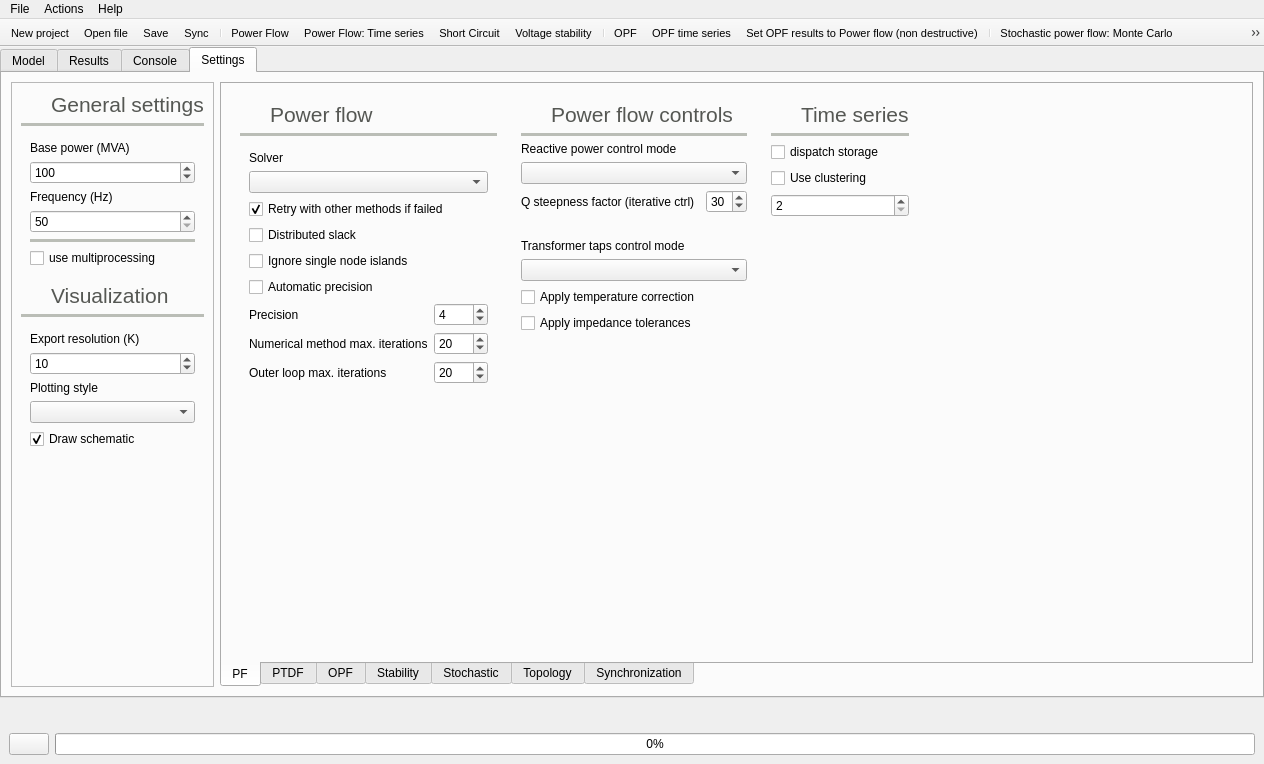
SanPen/GridCal, file src/GridCal/Gui/Main/MainWindow.ui: the form before one commit.
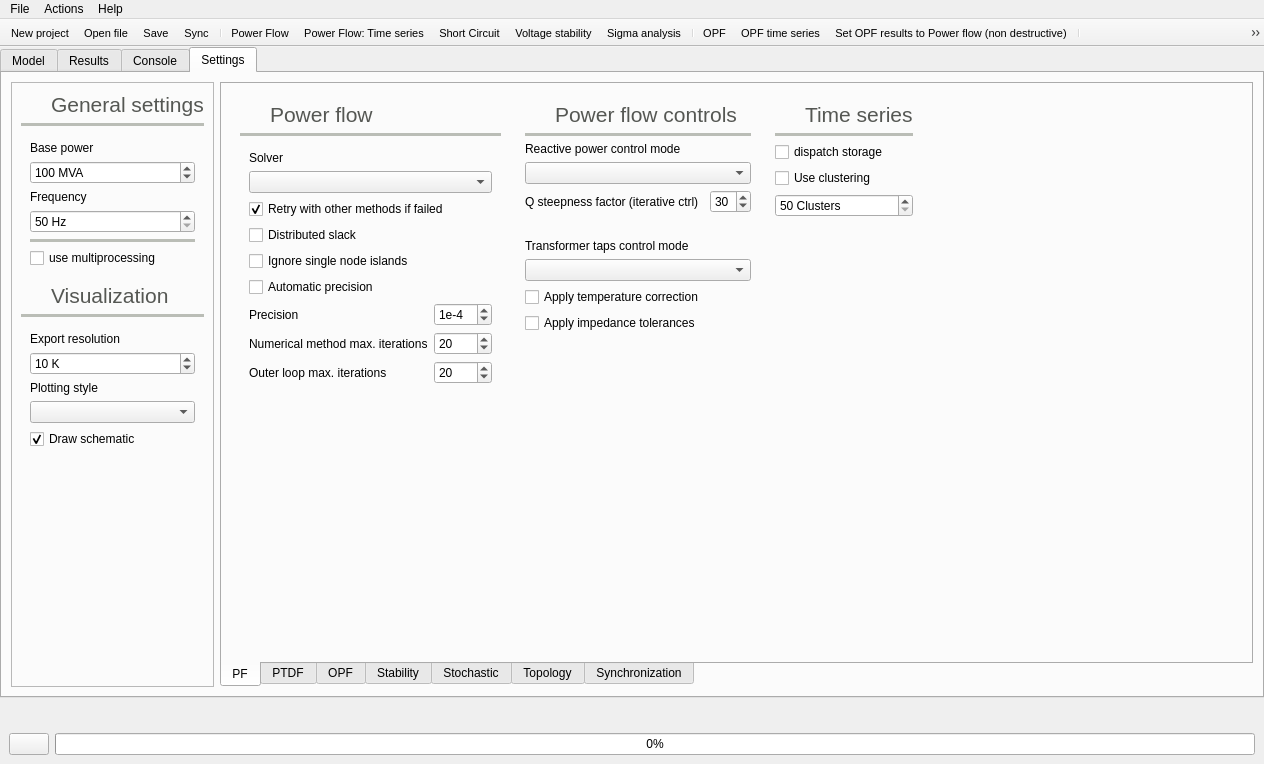
The form after the commit. The open tabs and pages were chosen to show the change. Icons and pictures are not drawn.

Commit message: Added sigma analysis

Diff of the .ui file:
```diff
--- a/src/GridCal/Gui/Main/MainWindow.ui
+++ b/src/GridCal/Gui/Main/MainWindow.ui
@@ -1951,6 +1951,9 @@
                     <property name="toolTip">
                      <string>&lt;html&gt;&lt;head/&gt;&lt;body&gt;&lt;p&gt;Exponent of the precission to use.&lt;/p&gt;&lt;p&gt;precision = 1x10^-factor&lt;/p&gt;&lt;p&gt;i.e.&lt;/p&gt;&lt;p&gt;factor=3&lt;/p&gt;&lt;p&gt;precision = 1e-3&lt;/p&gt;&lt;/body&gt;&lt;/html&gt;</string>
                     </property>
+                    <property name="prefix">
+                     <string>1e-</string>
+                    </property>
                     <property name="minimum">
                      <number>1</number>
                     </property>
@@ -2278,8 +2281,11 @@
                  <property name="toolTip">
                   <string>Number of clusters in case of clustering</string>
                  </property>
+                 <property name="suffix">
+                  <string> Clusters</string>
+                 </property>
                  <property name="minimum">
-                  <number>2</number>
+                  <number>50</number>
                  </property>
                  <property name="maximum">
                   <number>999999</number>
@@ -5331,12 +5337,15 @@
               <item>
                <widget class="QLabel" name="label_57">
                 <property name="text">
-                 <string>Base power (MVA)</string>
+                 <string>Base power</string>
                 </property>
                </widget>
               </item>
               <item>
                <widget class="QDoubleSpinBox" name="sbase_doubleSpinBox">
+                <property name="suffix">
+                 <string> MVA</string>
+                </property>
                 <property name="decimals">
                  <number>0</number>
                 </property>
@@ -5354,12 +5363,15 @@
               <item>
                <widget class="QLabel" name="label_58">
                 <property name="text">
-                 <string>Frequency (Hz)</string>
+                 <string>Frequency</string>
                 </property>
                </widget>
               </item>
               <item>
                <widget class="QDoubleSpinBox" name="fbase_doubleSpinBox">
+                <property name="suffix">
+                 <string> Hz</string>
+                </property>
                 <property name="decimals">
                  <number>0</number>
                 </property>
@@ -5597,7 +5609,7 @@
               <item>
                <widget class="QLabel" name="label_32">
                 <property name="text">
-                 <string>Export resolution (K)</string>
+                 <string>Export resolution</string>
                 </property>
                </widget>
               </item>
@@ -5606,6 +5618,9 @@
                 <property name="toolTip">
                  <string>&lt;html&gt;&lt;head/&gt;&lt;body&gt;&lt;p&gt;Resolution factor.&lt;/p&gt;&lt;p&gt;1K = 1920 x 1080 pixels&lt;/p&gt;&lt;/body&gt;&lt;/html&gt;</string>
                 </property>
+                <property name="suffix">
+                 <string> K</string>
+                </property>
                 <property name="minimum">
                  <number>1</number>
                 </property>
@@ -5822,6 +5837,7 @@
    <addaction name="actionPower_Flow_Time_series"/>
    <addaction name="actionShort_Circuit"/>
    <addaction name="actionVoltage_stability"/>
+   <addaction name="actionSigma_analysis"/>
    <addaction name="separator"/>
    <addaction name="actionOPF"/>
    <addaction name="actionOPF_time_series"/>
@@ -6543,6 +6559,18 @@
     <string>Draw schematic</string>
    </property>
   </action>
+  <action name="actionSigma_analysis">
+   <property name="icon">
+    <iconset resource="icons.qrc">
+     <normaloff>:/Icons/icons/sigma.svg</normaloff>:/Icons/icons/sigma.svg</iconset>
+   </property>
+   <property name="text">
+    <string>Sigma analysis</string>
+   </property>
+   <property name="toolTip">
+    <string>Perform HELM-Sigma analysis</string>
+   </property>
+  </action>
  </widget>
  <resources>
   <include location="icons.qrc"/>
```
Left out of the diff: 16 changed lines with no effect on the pictures. The commit also changes 37 other files.
